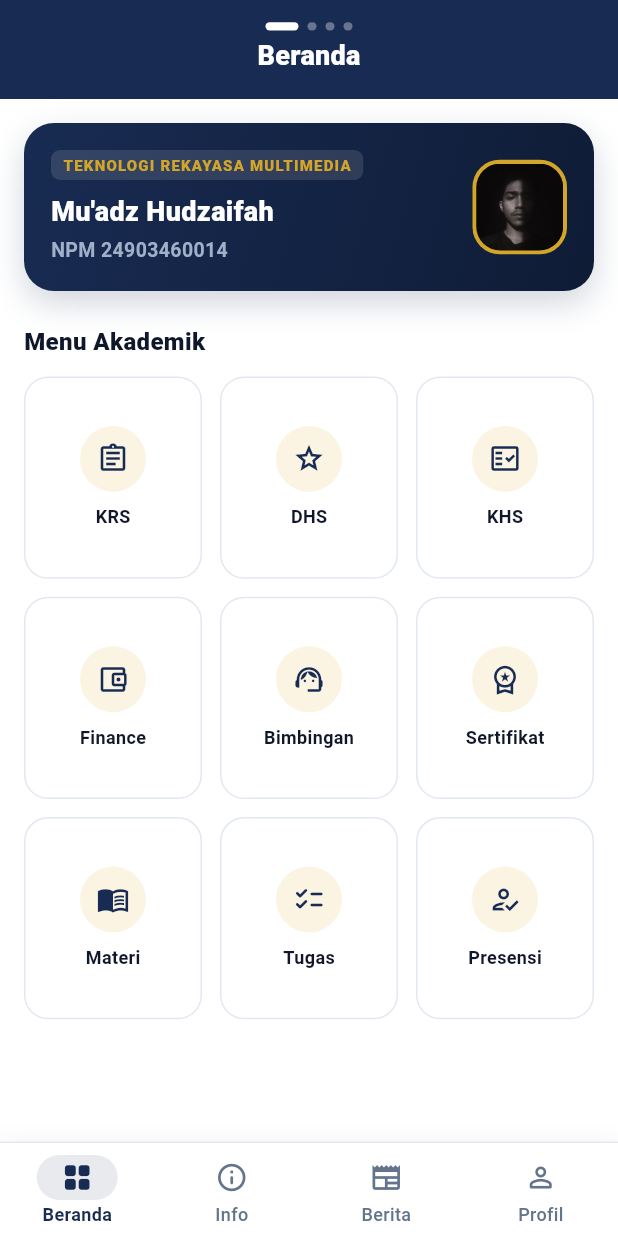
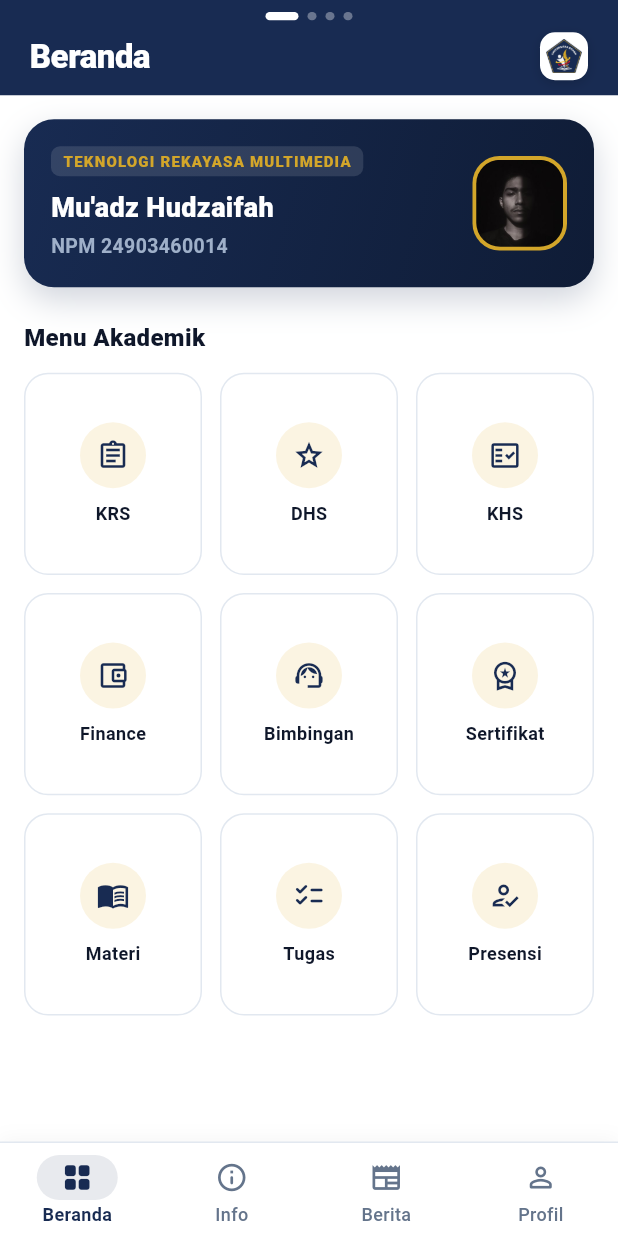
Before and after one commit to muadzhdz/bas, a Flutter app: the MainShell screen opened directly with empty values, on a phone screen of 412 x 824 dp. Run offline on Flutter 3.47's test engine with Material 3 defaults, Android fonts, the phone set to English and light mode, and no system bars.

Commit message:
feat(ui): redesign header to two-tier layout with centered dots and left title

```diff
--- a/lib/screens/main_shell.dart
+++ b/lib/screens/main_shell.dart
@@ -174,37 +174,75 @@ class _MainShellState extends State<MainShell> {
     return Scaffold(
       backgroundColor: AppColors.white,
       appBar: PreferredSize(
-        preferredSize: const Size.fromHeight(66),
-        child: AppBar(
-          backgroundColor: AppColors.navy,
-          foregroundColor: AppColors.white,
-          elevation: 0,
-          scrolledUnderElevation: 0,
-          centerTitle: true,
-          title: Column(
+        preferredSize: const Size.fromHeight(74),
+        child: Container(
+          color: AppColors.navy,
+          child: SafeArea(
+            bottom: false,
+            child: Column(
               mainAxisSize: MainAxisSize.min,
               children: [
-              const SizedBox(height: 6),
-              HeaderDotsIndicator(
+                // Baris Atas: Dots Indicator tepat di tengah
+                Padding(
+                  padding: const EdgeInsets.only(top: 8, bottom: 6),
+                  child: Center(
+                    child: HeaderDotsIndicator(
                       controller: _pageController,
                       count: _pageTitles.length,
                       currentIndex: _currentIndex,
                     ),
-              const SizedBox(height: 6),
+                  ),
+                ),
+
+                // Baris Bawah: Judul halaman rata kiri & logo Boash di kanan
+                Padding(
+                  padding: const EdgeInsets.fromLTRB(20, 2, 20, 10),
+                  child: Row(
+                    mainAxisAlignment: MainAxisAlignment.spaceBetween,
+                    crossAxisAlignment: CrossAxisAlignment.center,
+                    children: [
                       AnimatedSwitcher(
                         duration: const Duration(milliseconds: 200),
+                        transitionBuilder: (child, animation) => FadeTransition(
+                          opacity: animation,
+                          child: child,
+                        ),
                         child: Text(
                           _pageTitles[_currentIndex],
                           key: ValueKey<int>(_currentIndex),
                           style: const TextStyle(
                             color: AppColors.white,
-                    fontSize: 18,
-                    fontWeight: FontWeight.w800,
-                    letterSpacing: 0.2,
+                            fontSize: 22,
+                            fontWeight: FontWeight.w900,
+                            letterSpacing: -0.3,
                           ),
                         ),
                       ),
+                      Container(
+                        width: 32,
+                        height: 32,
+                        padding: const EdgeInsets.all(4),
+                        decoration: BoxDecoration(
+                          color: AppColors.white,
+                          borderRadius: BorderRadius.circular(10),
+                          boxShadow: [
+                            BoxShadow(
+                              color: Colors.black.withValues(alpha: 0.15),
+                              blurRadius: 6,
+                              offset: const Offset(0, 2),
+                            ),
                           ],
+                        ),
+                        child: Image.asset(
+                          'assets/images/boash.png',
+                          fit: BoxFit.contain,
+                        ),
+                      ),
+                    ],
+                  ),
+                ),
+              ],
+            ),
           ),
         ),
       ),
```
Lines whose indentation alone changed are shown as unchanged.
